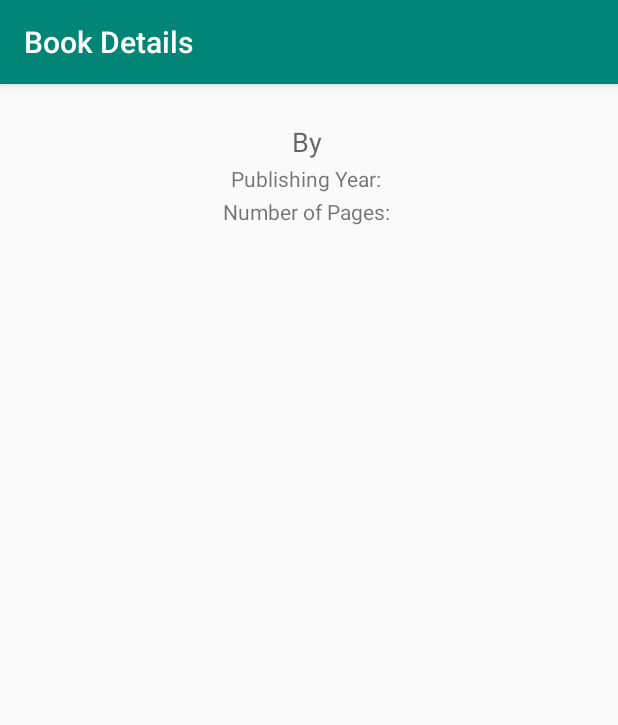
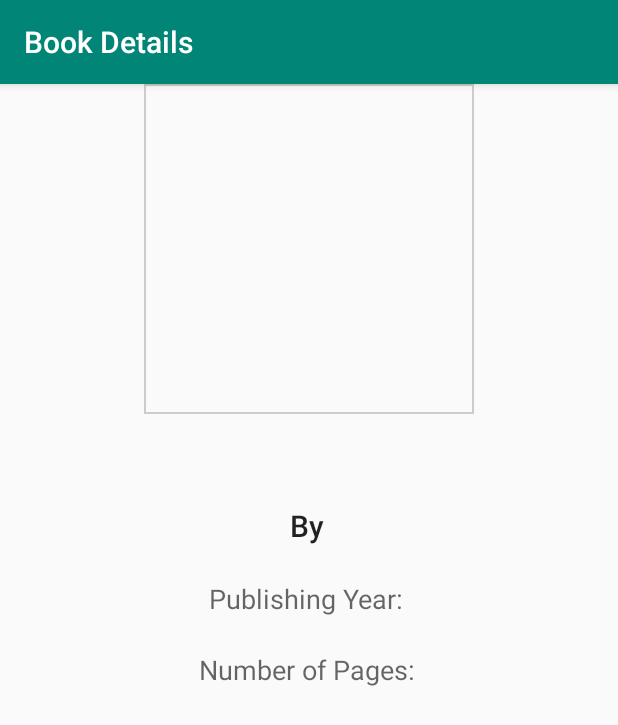
Before and after one commit to bitweft/book_information_espresso_demo, an Android app: the BookDetailActivity screen opened directly, with no data from a screen before it, on a phone screen of 412 x 824 dp. Shown: the top 725 px of the screen. Run offline under Robolectric (Android 15) with nearby library versions, the phone set to English and light mode, and no system bars; our stand-ins replace Picasso; pictures from the network do not load.

Commit message:
Add empty images to fix the imageView size in search results and details screens

```diff
--- a/app/src/main/java/com/bookinformation/activities/BookDetailActivity.kt
+++ b/app/src/main/java/com/bookinformation/activities/BookDetailActivity.kt
@@ -48,7 +48,10 @@ class BookDetailActivity : AppCompatActivity() {
 
                 runOnUiThread {
                     run {
-                        Picasso.get().load(bookDetail.coverUrl).into(bookImage)
+                        Picasso.get().load(bookDetail.coverUrl)
+                            .fit()
+                            .placeholder(R.drawable.empty_book_detail)
+                            .into(bookImage)
                         title.text = bookDetail.title
                         author.text = bookDetail.author
                         publishDate.text = bookDetail.publishDate
--- a/app/src/main/java/com/bookinformation/adapter/BookAdapter.kt
+++ b/app/src/main/java/com/bookinformation/adapter/BookAdapter.kt
@@ -22,7 +22,10 @@ class BookAdapter(private val context: Activity, private val books: List<Book>)
         val title = rowView.findViewById(R.id.title) as TextView
         val author = rowView.findViewById(R.id.author) as TextView
 
-        Picasso.get().load(books[position].coverUrl).into(coverImage)
+        Picasso.get().load(books[position].coverUrl)
+            .fit()
+            .placeholder(R.drawable.empty_book_result)
+            .into(coverImage)
         title.text = books[position].title
         author.text = books[position].author
 
--- /dev/null
+++ b/app/src/main/res/drawable/empty_book_detail.xml
@@ -0,0 +1,11 @@
+<vector xmlns:android="http://schemas.android.com/apk/res/android"
+    android:width="200dp"
+    android:height="200dp"
+    android:viewportWidth="800"
+    android:viewportHeight="1000">
+
+    <path
+        android:fillColor="#00000000"
+        android:pathData="M0,0l0,0z" />
+
+</vector>
--- a/app/src/main/res/layout/activity_book_detail.xml
+++ b/app/src/main/res/layout/activity_book_detail.xml
@@ -1,34 +1,38 @@
 <?xml version="1.0" encoding="utf-8"?>
-<androidx.constraintlayout.widget.ConstraintLayout xmlns:android="http://schemas.android.com/apk/res/android"
+
+
+<LinearLayout xmlns:android="http://schemas.android.com/apk/res/android"
     xmlns:tools="http://schemas.android.com/tools"
     android:layout_width="match_parent"
     android:layout_height="match_parent"
+    android:layout_gravity="center_vertical"
+    android:orientation="vertical"
     tools:context="com.bookinformation.activities.BookDetailActivity">
-
-    <LinearLayout
-        android:layout_width="match_parent"
-        android:layout_height="match_parent"
-        android:layout_gravity="center_vertical"
-        android:orientation="vertical">
 
     <ImageView
         android:id="@+id/book_image"
         android:layout_width="wrap_content"
         android:layout_height="wrap_content"
-            android:layout_gravity="center_horizontal" />
+        android:layout_gravity="center_horizontal"
+        android:background="@drawable/custom_border"
+        android:contentDescription="@string/book_cover_image"
+        android:src="@drawable/empty_book_detail" />
 
     <TextView
         android:id="@+id/title"
         android:layout_width="wrap_content"
         android:layout_height="wrap_content"
         android:layout_gravity="center_horizontal"
-            android:textAppearance="@style/Base.TextAppearance.AppCompat.Medium"
+        android:layout_margin="10dp"
+        android:textAlignment="center"
+        android:textAppearance="@style/Base.TextAppearance.AppCompat.Large"
         tools:text="title" />
 
     <LinearLayout
         android:layout_width="wrap_content"
         android:layout_height="wrap_content"
         android:layout_gravity="center_horizontal"
+        android:layout_margin="10dp"
         android:orientation="horizontal">
 
         <TextView
@@ -37,7 +41,7 @@
             android:layout_gravity="center_horizontal"
             android:padding="1sp"
             android:text="@string/by"
-                android:textAppearance="@style/Base.TextAppearance.AppCompat.Medium" />
+            android:textAppearance="@style/Base.TextAppearance.AppCompat.SearchResult.Title" />
 
         <TextView
             android:id="@+id/author"
@@ -45,21 +49,23 @@
             android:layout_height="wrap_content"
             android:layout_gravity="center_horizontal"
             android:padding="1sp"
-                android:textAppearance="@style/Base.TextAppearance.AppCompat.Medium"
+            android:textAppearance="@style/Base.TextAppearance.AppCompat.SearchResult.Title"
             tools:text="author" />
     </LinearLayout>
 
     <LinearLayout
         android:layout_width="wrap_content"
         android:layout_height="wrap_content"
-            android:layout_gravity="center_horizontal">
+        android:layout_gravity="center_horizontal"
+        android:layout_margin="10dp">
 
         <TextView
             android:layout_width="wrap_content"
             android:layout_height="wrap_content"
             android:layout_gravity="center_horizontal"
             android:padding="1sp"
-                android:text="@string/publishing_year" />
+            android:text="@string/publishing_year"
+            android:textAppearance="@style/Base.TextAppearance.AppCompat.Medium" />
 
         <TextView
             android:id="@+id/publish_date"
@@ -67,6 +73,7 @@
             android:layout_height="wrap_content"
             android:layout_gravity="center_horizontal"
             android:padding="1sp"
+            android:textAppearance="@style/Base.TextAppearance.AppCompat.Medium"
             tools:text="2014" />
 
     </LinearLayout>
@@ -74,14 +81,16 @@
     <LinearLayout
         android:layout_width="wrap_content"
         android:layout_height="wrap_content"
-            android:layout_gravity="center_horizontal">
+        android:layout_gravity="center_horizontal"
+        android:layout_margin="10dp">
 
         <TextView
             android:layout_width="wrap_content"
             android:layout_height="wrap_content"
             android:layout_gravity="center_horizontal"
             android:padding="1sp"
-                android:text="@string/number_of_pages" />
+            android:text="@string/number_of_pages"
+            android:textAppearance="@style/Base.TextAppearance.AppCompat.Medium" />
 
         <TextView
             android:id="@+id/num_of_pages"
@@ -89,7 +98,7 @@
             android:layout_height="wrap_content"
             android:layout_gravity="center_horizontal"
             android:padding="1sp"
+            android:textAppearance="@style/Base.TextAppearance.AppCompat.Medium"
             tools:text="98" />
     </LinearLayout>
 </LinearLayout>
-</androidx.constraintlayout.widget.ConstraintLayout>
--- a/app/src/main/res/values/strings.xml
+++ b/app/src/main/res/values/strings.xml
@@ -8,4 +8,5 @@
     <string name="book_detail">Book Details</string>
     <string name="search_results">Search Results</string>
     <string name="world_of_books">World of Books</string>
+    <string name="book_cover_image">Book Cover Image</string>
 </resources>
```
Also changed, not shown: app/src/main/java/com/bookinformation/activities/BookListActivity.kt (+4 -4 lines), app/src/main/res/drawable/empty_book_result.xml (added, +11 -0 lines), app/src/main/res/layout/book_result_detail.xml (+11 -20 lines). Lines whose indentation alone changed are shown as unchanged.
